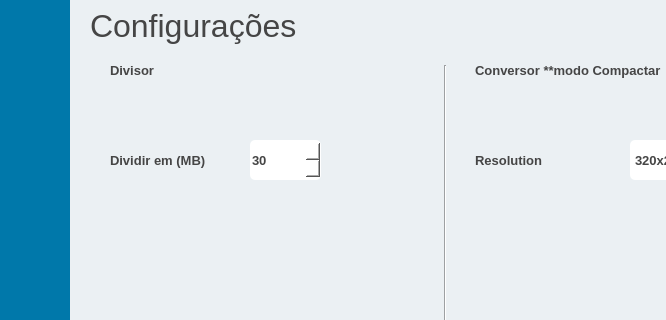
hadtrindade/conversor-e-divisor, file ui/ui_cd.ui: the form before one commit; both pictures show x 0 to 666 and y 155 to 475 of the 800 by 600 pixel window.
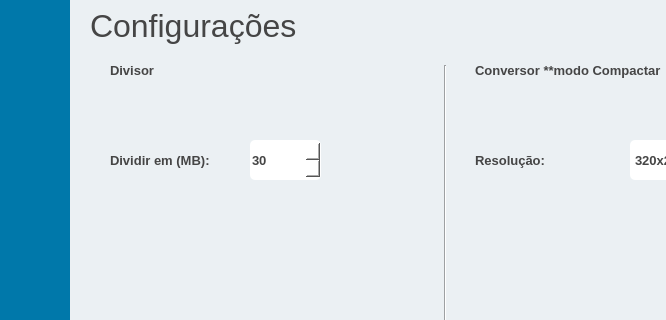
The form after the commit. The open tabs and pages were chosen to show the change. Icons and pictures are not drawn.

The edit to the form file:
```diff
--- a/ui/ui_cd.ui
+++ b/ui/ui_cd.ui
@@ -1828,7 +1828,7 @@
                 <string notr="true">color: rgb(69, 69, 69);</string>
                </property>
                <property name="text">
-                <string>Dividir em (MB)</string>
+                <string>Dividir em (MB):</string>
                </property>
               </widget>
               <widget class="QSpinBox" name="spinBox_split_size">
@@ -2002,7 +2002,7 @@
                 <string notr="true">color: rgb(69, 69, 69);</string>
                </property>
                <property name="text">
-                <string>Resolution</string>
+                <string>Resolução:</string>
                </property>
               </widget>
               <widget class="QComboBox" name="resolution_settings">
```
